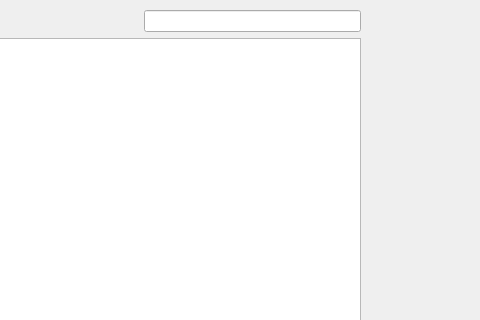
This is mainwindow.ui in brennanafrank/EasyDraft as Qt 5 draws it before an edit; both pictures show x 390 to 870 and y 0 to 320 of the 870 by 600 pixel window. The edited form follows.
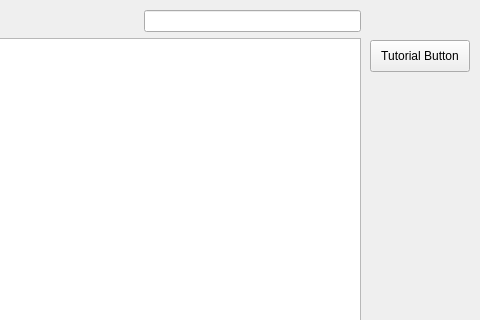
This is the edited form. The open tabs and pages were chosen to show the change. Icons and pictures are not drawn.

Commit message: Printing Works NICE

Patch:
```diff
--- a/mainwindow.ui
+++ b/mainwindow.ui
@@ -122,6 +122,19 @@
        </item>
       </layout>
      </widget>
+     <widget class="QPushButton" name="linkButton">
+      <property name="geometry">
+       <rect>
+        <x>760</x>
+        <y>40</y>
+        <width>100</width>
+        <height>32</height>
+       </rect>
+      </property>
+      <property name="text">
+       <string>Tutorial Button</string>
+      </property>
+     </widget>
     </widget>
     <widget class="QWidget" name="page_3">
      <widget class="QLabel" name="label">
```
The commit also changes 2 other files.
